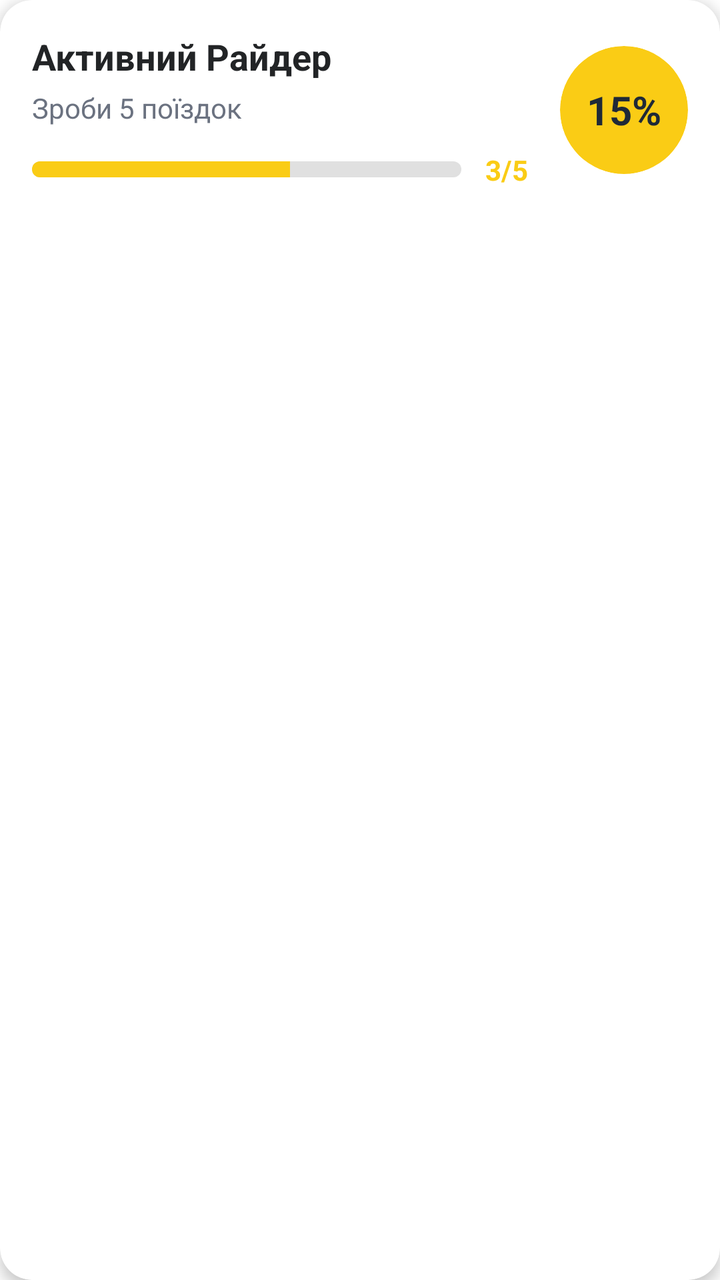
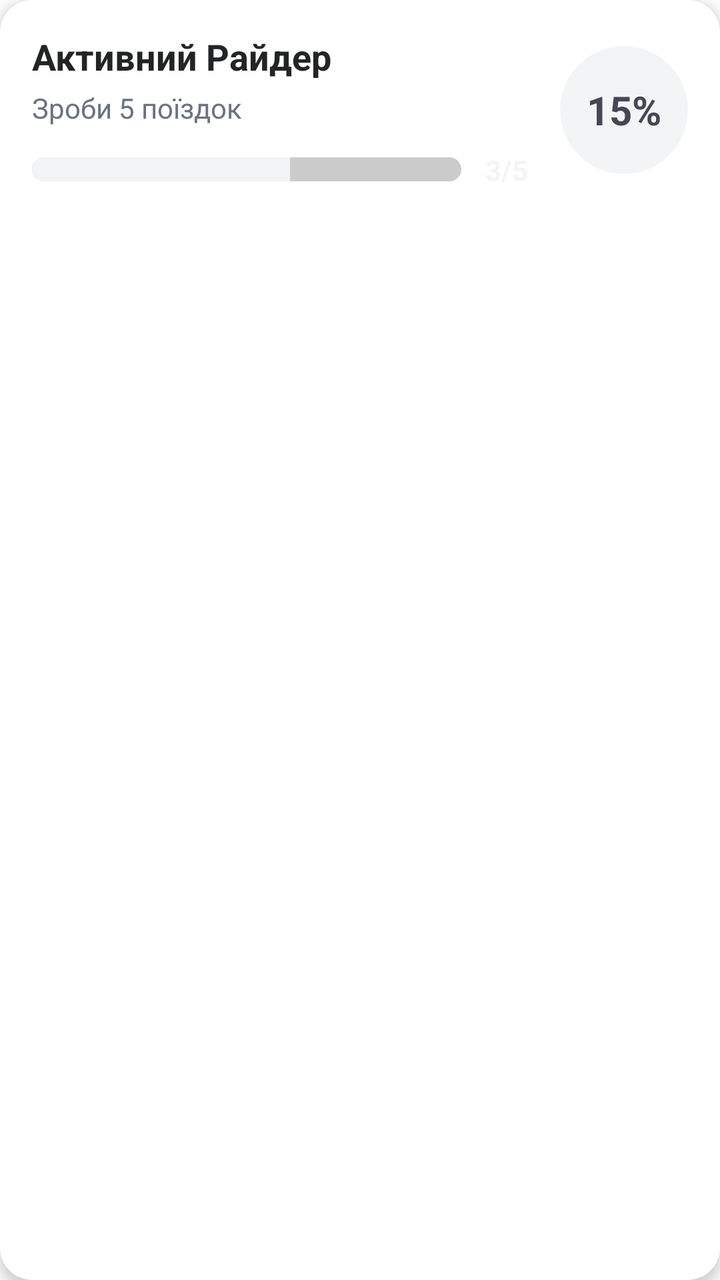

Compare the two renders of this Android layout. The source of the first and the diff that turns it into the second are given below.
<!-- AndroidManifest.xml: application theme Theme.ClientApp -->
<!-- res/layout/item_promo.xml -->
<?xml version="1.0" encoding="utf-8"?>
<com.google.android.material.card.MaterialCardView
    xmlns:android="http://schemas.android.com/apk/res/android"
    xmlns:app="http://schemas.android.com/apk/res-auto"
    android:layout_width="match_parent"
    android:layout_height="wrap_content"
    android:layout_marginBottom="12dp"
    android:layout_marginHorizontal="4dp"
    app:cardCornerRadius="16dp"
    app:cardElevation="4dp"
    app:cardBackgroundColor="?attr/colorSurface">

    <LinearLayout
        android:layout_width="match_parent"
        android:layout_height="wrap_content"
        android:orientation="horizontal"
        android:padding="16dp"
        android:gravity="center_vertical">

        <LinearLayout
            android:layout_width="0dp"
            android:layout_height="wrap_content"
            android:layout_weight="1"
            android:orientation="vertical"
            android:layout_marginEnd="16dp">

            <TextView
                android:id="@+id/tv_promo_title"
                android:layout_width="wrap_content"
                android:layout_height="wrap_content"
                android:text="Активний Райдер"
                android:textSize="18sp"
                android:textStyle="bold"
                android:textColor="?attr/colorOnSurface"/>

            <TextView
                android:id="@+id/tv_promo_desc"
                android:layout_width="wrap_content"
                android:layout_height="wrap_content"
                android:text="Зроби 5 поїздок"
                android:textSize="14sp"
                android:textColor="@color/text_secondary"
                android:layout_marginTop="4dp"/>

            <LinearLayout
                android:layout_width="match_parent"
                android:layout_height="wrap_content"
                android:orientation="horizontal"
                android:gravity="center_vertical"
                android:layout_marginTop="12dp">
                
                <ProgressBar
                    android:id="@+id/pb_promo_progress"
                    style="?android:attr/progressBarStyleHorizontal"
                    android:layout_width="0dp"
                    android:layout_height="8dp"
                    android:layout_weight="1"
                    android:max="100"
                    android:progress="60"
                    android:progressDrawable="@drawable/bg_progress_rounded" /> 
                    <TextView
                    android:id="@+id/tv_promo_progress_text"
                    android:layout_width="wrap_content"
                    android:layout_height="wrap_content"
                    android:text="3/5"
                    android:textSize="14sp"
                    android:textStyle="bold"
                    android:textColor="@color/taxi_yellow"
                    android:layout_marginStart="12dp"/>
            </LinearLayout>
        </LinearLayout>

        <androidx.cardview.widget.CardView
            android:layout_width="64dp"
            android:layout_height="64dp"
            app:cardCornerRadius="32dp"
            app:cardBackgroundColor="@color/taxi_yellow"
            app:cardElevation="0dp">
            
            <TextView
                android:id="@+id/tv_discount_percent"
                android:layout_width="match_parent"
                android:layout_height="match_parent"
                android:text="15%"
                android:textSize="20sp"
                android:textStyle="bold"
                android:textColor="@color/taxi_text_dark"
                android:gravity="center"/>
        </androidx.cardview.widget.CardView>

    </LinearLayout>
</com.google.android.material.card.MaterialCardView>
<!-- resources referenced by this layout -->
<resources>
  <color name="taxi_text_dark">#1F2937</color>
  <color name="taxi_yellow">#FACC15</color>
  <color name="text_secondary">#6B7280</color>
  <!-- drawable bg_progress_rounded (drawable) -->
  <layer-list xmlns:android="http://schemas.android.com/apk/res/android">
      <item android:id="@android:id/background">
          <shape><corners android:radius="4dp"/><solid android:color="#E0E0E0"/></shape>
      </item>
      <item android:id="@android:id/progress">
          <clip><shape><corners android:radius="4dp"/><solid android:color="@color/taxi_yellow"/></shape></clip>
      </item>
  </layer-list>
  <style name="Theme.ClientApp" parent="Theme.MaterialComponents.DayNight.NoActionBar">
          <item name="colorPrimary">#FACC15</item> <item name="colorPrimaryVariant">#EAB308</item>
          <item name="colorOnPrimary">#222426</item> <item name="colorSecondary">#222426</item>
          <item name="colorOnSecondary">#FFFFFF</item>
  
          <item name="android:windowBackground">#FFFFFF</item>
          <item name="colorSurface">#FFFFFF</item>
          <item name="colorOnSurface">#222426</item> <item name="android:statusBarColor">#FFFFFF</item>
          <item name="android:windowLightStatusBar">true</item>
      </style>
</resources>

<!-- the commit's change to res/layout/item_promo.xml (unified diff, before → after) -->
@@ -49,23 +49,34 @@
                 android:gravity="center_vertical"
                 android:layout_marginTop="12dp">
                 
-                <ProgressBar
-                    android:id="@+id/pb_promo_progress"
-                    style="?android:attr/progressBarStyleHorizontal"
+                <androidx.cardview.widget.CardView
                     android:layout_width="0dp"
-                    android:layout_height="8dp"
+                    android:layout_height="12dp" 
                     android:layout_weight="1"
-                    android:max="100"
-                    android:progress="60"
-                    android:progressDrawable="@drawable/bg_progress_rounded" /> 
-                    <TextView
+                    app:cardCornerRadius="6dp" 
+                    app:cardBackgroundColor="#F0F0F0" 
+                    app:cardElevation="0dp">
+
+                    <ProgressBar
+                        android:id="@+id/pb_promo_progress"
+                        style="?android:attr/progressBarStyleHorizontal"
+                        android:layout_width="match_parent"
+                        android:layout_height="match_parent"
+                        android:max="100"
+                        android:progress="60"
+                        android:scaleY="4" 
+                        android:progressTint="@color/menu_background_color"
+                        android:background="@null"/>
+                </androidx.cardview.widget.CardView>
+                    
+                <TextView
                     android:id="@+id/tv_promo_progress_text"
                     android:layout_width="wrap_content"
                     android:layout_height="wrap_content"
                     android:text="3/5"
                     android:textSize="14sp"
                     android:textStyle="bold"
-                    android:textColor="@color/taxi_yellow"
+                    android:textColor="@color/menu_background_color"
                     android:layout_marginStart="12dp"/>
             </LinearLayout>
         </LinearLayout>
@@ -74,7 +85,7 @@
             android:layout_width="64dp"
             android:layout_height="64dp"
             app:cardCornerRadius="32dp"
-            app:cardBackgroundColor="@color/taxi_yellow"
+            app:cardBackgroundColor="@color/menu_background_color"
             app:cardElevation="0dp">
             
             <TextView
@@ -84,7 +95,7 @@
                 android:text="15%"
                 android:textSize="20sp"
                 android:textStyle="bold"
-                android:textColor="@color/taxi_text_dark"
+                android:textColor="@color/text_primary"
                 android:gravity="center"/>
         </androidx.cardview.widget.CardView>
 
<!-- resource entries referenced after the edit -->
@@ -1,17 +1,8 @@
 <!-- resources referenced by this layout -->
 <resources>
-  <color name="taxi_text_dark">#1F2937</color>
-  <color name="taxi_yellow">#FACC15</color>
+  <color name="menu_background_color">#F3F4F6</color>
+  <color name="text_primary">#454754</color>
   <color name="text_secondary">#6B7280</color>
-  <!-- drawable bg_progress_rounded (drawable) -->
-  <layer-list xmlns:android="http://schemas.android.com/apk/res/android">
-      <item android:id="@android:id/background">
-          <shape><corners android:radius="4dp"/><solid android:color="#E0E0E0"/></shape>
-      </item>
-      <item android:id="@android:id/progress">
-          <clip><shape><corners android:radius="4dp"/><solid android:color="@color/taxi_yellow"/></shape></clip>
-      </item>
-  </layer-list>
   <style name="Theme.ClientApp" parent="Theme.MaterialComponents.DayNight.NoActionBar">
           <item name="colorPrimary">#FACC15</item> <item name="colorPrimaryVariant">#EAB308</item>
           <item name="colorOnPrimary">#222426</item> <item name="colorSecondary">#222426</item>
